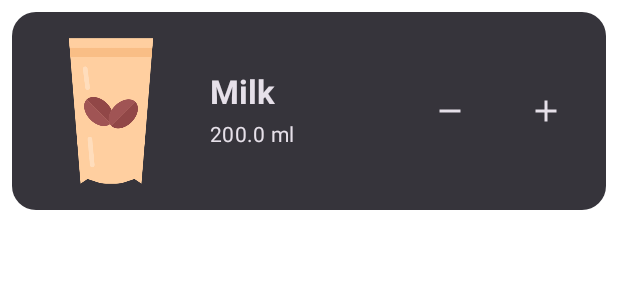
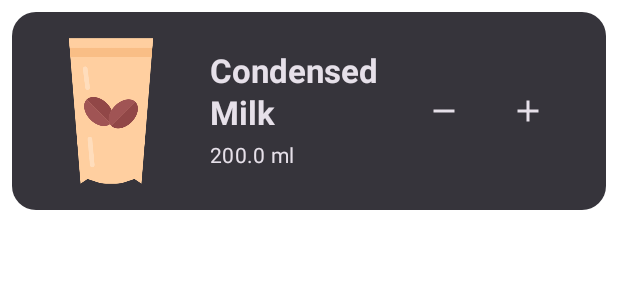
Before and after one commit to alerone/Coffee, an Android app built with Jetpack Compose: the @Preview function PreviewInventoryCard, on a phone screen of 412 x 824 dp. Shown: the top 300 px of the screen. Run offline under Robolectric (Android 15) with nearby library versions, the light colour scheme and no system bars.

Commit message:
Fix: al añadir o disminuir la cantidad de un ingrediente, se recompone la Card y eso hace que se genere una imagen aleatoria nueva. Arreglado utilizando Remember.
Refactor: Cambiado el when de InventoryScreen para obtener una imagen en base al nombre del ingrediente a una función separada (getImageResourceByIngredient()) para mejorar el entendimiento del código.

Buen trabajo Brian! (si ves esto)

```diff
--- a/app/src/main/java/com/alvarobrivaro/coffee/ui/inventory/InventoryScreen.kt
+++ b/app/src/main/java/com/alvarobrivaro/coffee/ui/inventory/InventoryScreen.kt
@@ -1,5 +1,6 @@
 package com.alvarobrivaro.coffee.ui.inventory
 
+import androidx.annotation.DrawableRes
 import androidx.compose.foundation.Image
 import androidx.compose.foundation.layout.Arrangement
 import androidx.compose.foundation.layout.Box
@@ -26,8 +27,10 @@ import androidx.compose.material3.IconButton
 import androidx.compose.material3.MaterialTheme
 import androidx.compose.material3.Text
 import androidx.compose.runtime.Composable
+import androidx.compose.runtime.LaunchedEffect
 import androidx.compose.runtime.getValue
 import androidx.compose.runtime.produceState
+import androidx.compose.runtime.remember
 import androidx.compose.ui.Alignment
 import androidx.compose.ui.Modifier
 import androidx.compose.ui.draw.clip
@@ -107,7 +110,7 @@ fun PreviewInventoryCard() {
             item = IngredientWithQuantity(
                 ingredient = Ingredient(
                     id = 0,
-                    name = "Milk"
+                    name = "Condensed Milk"
                 ),
                 quantity = 200.0,
                 unit = "ml"
@@ -122,21 +125,8 @@ fun InventoryCard(
     onAddClick: (IngredientWithQuantity) -> Unit = {},
     onRemoveClick: (IngredientWithQuantity) -> Unit = {}
 ) {
-    val imageResource = when {
-        item.ingredient.name.equals("water", ignoreCase = true) -> R.drawable.water
-        item.ingredient.name.contains("milk", ignoreCase = true) -> listOf(
-            R.drawable.big_cup,
-            R.drawable.coffee_cream,
-            R.drawable.milk
-        ).random()
-
-        item.ingredient.name.equals("coffee", ignoreCase = true) -> R.drawable.coffee
-        else -> listOf(
-            R.drawable.ingredient,
-            R.drawable.ingredient_pack,
-            R.drawable.inventory,
-            R.drawable.capsule
-        ).random()
+    val imageResource = remember(item.ingredient.name) {
+        getImageResourceByIngredient(item.ingredient.name)
     }
 
     Card(
@@ -167,6 +157,7 @@ fun InventoryCard(
                 Text(
                     text = item.ingredient.name,
                     style = MaterialTheme.typography.titleLarge,
+                    modifier = Modifier.fillMaxWidth(),
                     fontWeight = FontWeight.Bold
                 )
 
@@ -174,19 +165,48 @@ fun InventoryCard(
 
                 Text(
                     text = "${item.quantity} ${item.unit}",
+                    modifier = Modifier.fillMaxWidth(),
                     style = MaterialTheme.typography.bodyMedium
                 )
             }
-            Spacer(modifier = Modifier.width(16.dp))
-            IconButton(onClick = { onRemoveClick(item) }) {
-                Icon(imageVector = Icons.Default.Remove, contentDescription = "Remove")
+            Row(Modifier.weight(1f)) {
+                Spacer(Modifier.width(8.dp))
+                IconButton(onClick = { onRemoveClick(item) }) {
+                    Icon(imageVector = Icons.Default.Remove, contentDescription = "Remove")
+                }
+                Spacer(modifier = Modifier.width(8.dp))
+                IconButton(onClick = { onAddClick(item) }) {
+                    Icon(imageVector = Icons.Default.Add, contentDescription = "Add")
+                }
             }
-            Spacer(modifier = Modifier.width(16.dp))
-            IconButton(onClick = { onAddClick(item) }) {
-                Icon(imageVector = Icons.Default.Add, contentDescription = "Add")
-            }
+        }
+    }
+}
 
-        }
+
+/**
+ * Returns a random image resource based on the ingredient name.
+ * Specific cases for "water", ingredients containing "milk" and
+ * "coffee" are handled. Other cases are just random images.
+ * @param name The name of the ingredient.
+ * @return The corresponding image resource.
+ *
+ */
+fun getImageResourceByIngredient(name: String): Int {
+    return when {
+        name.equals("water", ignoreCase = true) -> R.drawable.water
+        name.contains("milk", ignoreCase = true) -> listOf(
+            R.drawable.big_cup,
+            R.drawable.coffee_cream,
+            R.drawable.milk
+        ).random()
+        name.equals("coffee", ignoreCase = true) -> R.drawable.coffee
+        else -> listOf(
+            R.drawable.ingredient,
+            R.drawable.ingredient_pack,
+            R.drawable.inventory,
+            R.drawable.capsule
+        ).random()
     }
 }
 
```
